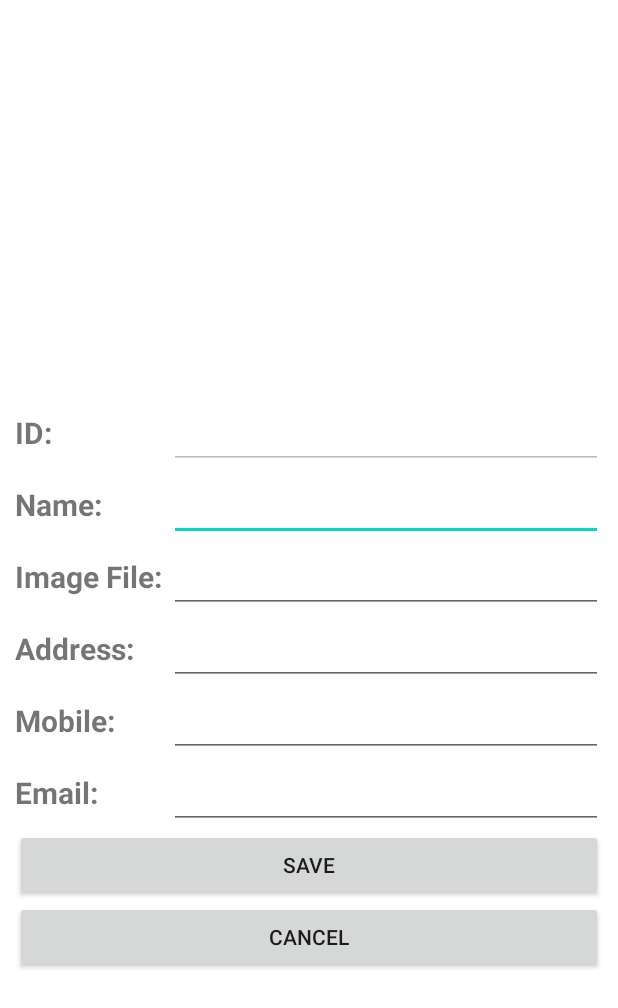
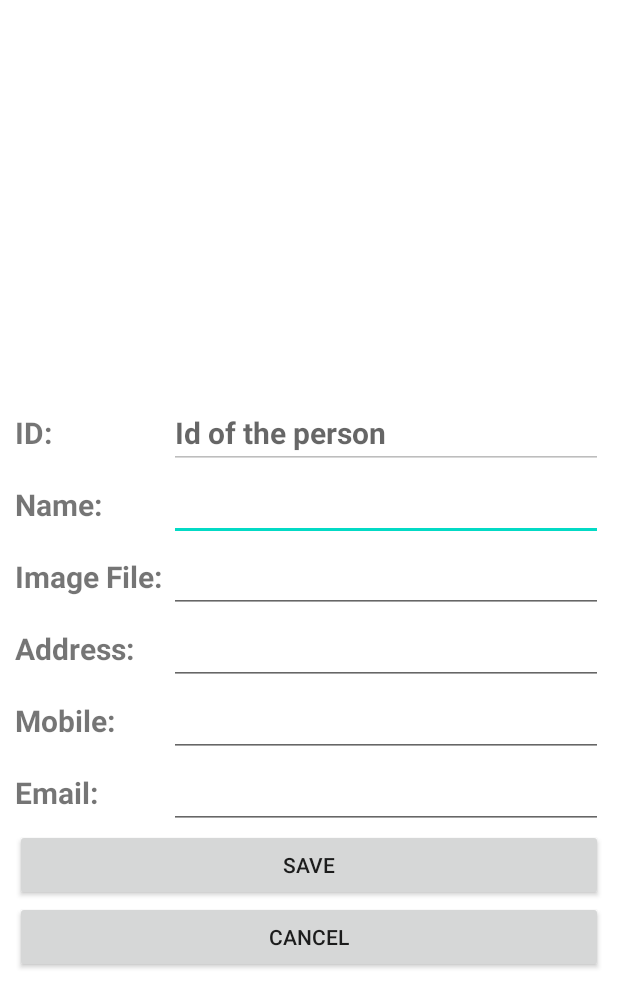
Before and after one commit to axgarg81/AlokS2TAFEProject, an Android app: the screen it shows after launch (ADDEDIT), in the options menu, after a tap on "ADD", on a phone screen of 412 x 824 dp. Shown: the top 1008 px of the screen. Run offline under Robolectric (Android 15) with nearby library versions, the phone set to English and light mode, and no system bars.

Commit message:
New commit11

```diff
--- a/app/src/main/java/com/example/aloks2tafeproject/CustomAdapter.kt
+++ b/app/src/main/java/com/example/aloks2tafeproject/CustomAdapter.kt
@@ -1,5 +1,6 @@
 package com.example.aloks2tafeproject
 
+import android.annotation.SuppressLint
 import android.content.Context
 
 import android.view.LayoutInflater
@@ -30,15 +31,17 @@ class CustomAdapter(private val context: Context, private val arrayList: ArrayLi
         return position.toLong()
     }
 
+
     override fun getView(position: Int, convertView: View?, parent: ViewGroup): View? {
-        var convertView = convertView
-        convertView = LayoutInflater.from(context).inflate(R.layout.row_item,
+        //val cView: View?
+        val cView = LayoutInflater.from(context).inflate(R.layout.row_item,
             parent, false)
-        txtName = convertView.findViewById(R.id.name)
-        txtAddress = convertView.findViewById(R.id.address)
-        txtEmail = convertView.findViewById(R.id.email)
-        txtMobile = convertView.findViewById(R.id.mobile)
-        ivImage = convertView.findViewById(R.id.imageFile)
+        txtName = cView.findViewById(R.id.name)
+
+        txtAddress = cView.findViewById(R.id.address)
+        txtEmail = cView.findViewById(R.id.email)
+        txtMobile = cView.findViewById(R.id.mobile)
+        ivImage = cView.findViewById(R.id.imageFile)
         txtName.text = arrayList[position].name
         txtAddress.text = arrayList[position].address
         txtMobile.text = arrayList[position].mobile
@@ -47,7 +50,7 @@ class CustomAdapter(private val context: Context, private val arrayList: ArrayLi
         ivImage.setImageResource(context.resources.getIdentifier(
             arrayList[position].imageFile, "drawable",
             "com.example.aloks2tafeproject"))
-        return convertView
+        return cView
     }
 
 }
--- a/app/src/main/java/com/example/aloks2tafeproject/DBHandler.kt
+++ b/app/src/main/java/com/example/aloks2tafeproject/DBHandler.kt
@@ -23,7 +23,7 @@ class DBHandler(context: Context, factory: SQLiteDatabase.CursorFactory?)
 
         override fun onCreate(db: SQLiteDatabase) {
             // create sql statement for table
-            val createTable:String = "CREATE TABLE $tableName($keyID INTEGER PRIMARY KEY AUTOINCREMENT, $keyName TEXT, $keyImageFile TEXT, $keyAddress TEXT,$keyMobile TEXT, $keyEmail TEXT)"
+            val createTable = "CREATE TABLE $tableName($keyID INTEGER PRIMARY KEY AUTOINCREMENT, $keyName TEXT, $keyImageFile TEXT, $keyAddress TEXT,$keyMobile TEXT, $keyEmail TEXT)"
             // execute sql
             db.execSQL(createTable)
             // add one sample record using ContentValue object
@@ -91,7 +91,6 @@ class DBHandler(context: Context, factory: SQLiteDatabase.CursorFactory?)
             cv.put(keyAddress,person.address)
             cv.put(keyMobile,person.mobile)
             cv.put(keyEmail,person.email)
-
             // use insert method
             db.insert(tableName,null, cv)
             // close db
--- a/app/src/main/res/layout/addedit.xml
+++ b/app/src/main/res/layout/addedit.xml
@@ -10,7 +10,7 @@
         android:layout_width="match_parent"
         android:layout_height="0dp"
         android:layout_weight="30"
-        android:contentDescription="Photo of Employee"/>
+        android:contentDescription="@string/photo_of_employee"/>
     <TableLayout
         android:layout_margin="10dp"
         android:layout_width="match_parent"
@@ -28,7 +28,7 @@
                 android:enabled="false"
                 android:textSize="20sp"
                 android:textStyle="bold"
-                android:autofillHints="id of emp"/>
+                android:hint="@string/id_of_the_person"/>
         </TableRow>
         <TableRow>
             <TextView
--- a/app/src/main/res/layout/row_item.xml
+++ b/app/src/main/res/layout/row_item.xml
@@ -3,7 +3,8 @@
     xmlns:android="http://schemas.android.com/apk/res/android"
     android:orientation="horizontal"
     android:layout_width="match_parent"
-    android:layout_height="match_parent">
+    android:layout_height="match_parent"
+    android:baselineAligned="false">
     <LinearLayout
         android:layout_margin="20dp"
         android:orientation="vertical"
@@ -14,7 +15,8 @@
             android:id="@+id/imageFile"
             android:adjustViewBounds="true"
             android:layout_width="match_parent"
-            android:layout_height="wrap_content"/>
+            android:layout_height="wrap_content"
+            android:contentDescription="@string/image_of_the_person" />
     </LinearLayout>
     <LinearLayout
         android:layout_margin="20dp"
--- a/app/src/main/res/values/strings.xml
+++ b/app/src/main/res/values/strings.xml
@@ -1,4 +1,7 @@
 <resources>
     <string name="app_name">HR Manager</string>
     <string name="tafe">TAFE</string>
+    <string name="image_of_the_person">Image of the Person</string>
+    <string name="id_of_the_person">Id of the person</string>
+    <string name="photo_of_employee">Photo of Employee</string>
 </resources>
```
Also changed, not shown: app/src/main/java/com/example/aloks2tafeproject/ADDEDIT.kt (+5 -7 lines).
